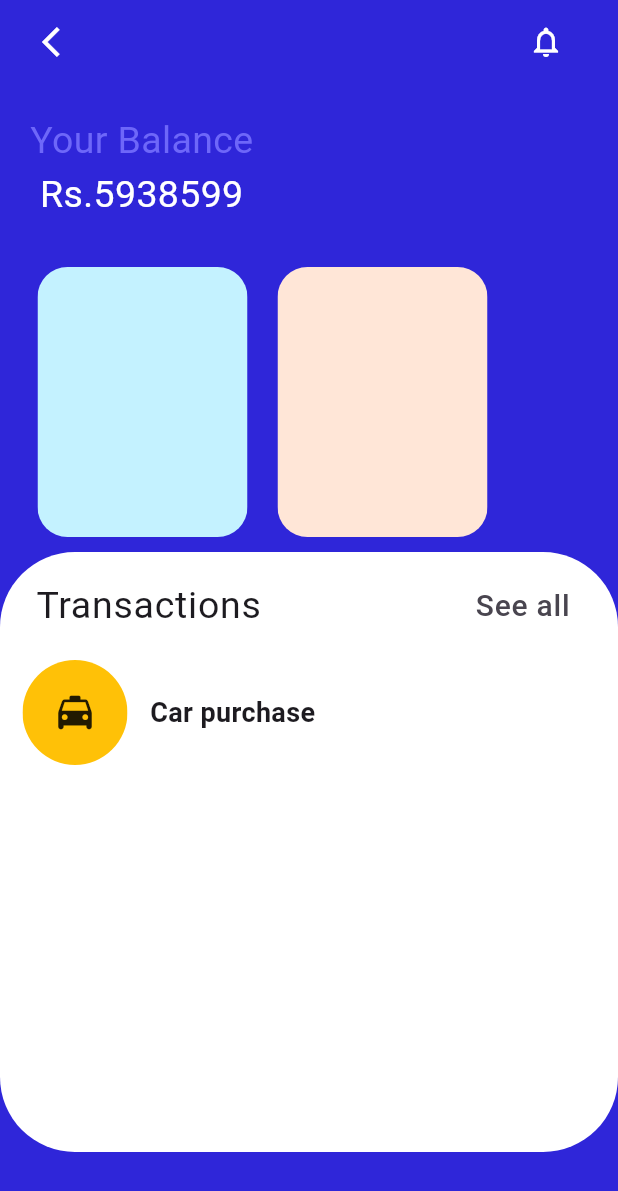
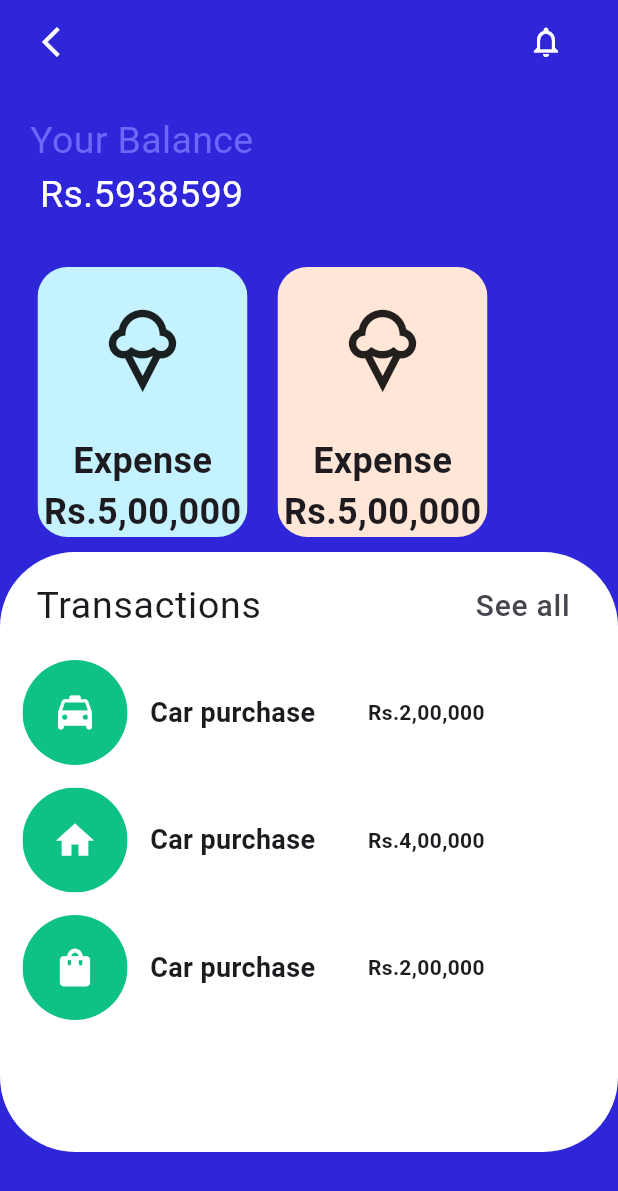
Before and after one commit to BipinL/bankUI, a Flutter app: the screen it shows after launch, on a phone screen of 412 x 824 dp. Shown: the top 1191 px of the screen. Run offline on Flutter 3.47's test engine with Material 2 defaults, Android fonts, the phone set to English and light mode, and no system bars; our stand-ins replace get.

Commit message:
project finished

```diff
--- a/lib/views/home.dart
+++ b/lib/views/home.dart
@@ -66,7 +66,26 @@ class HomeView extends StatelessWidget {
                             height: 180,
                             width: 140,
                             child: Column(
-                              children: [],
+                              children: const [
+                                Expanded(
+                                  child: Icon(
+                                    Icons.icecream_outlined,
+                                    size: 60,
+                                  ),
+                                ),
+                                Text(
+                                  "Expense",
+                                  style: TextStyle(
+                                      fontSize: 24,
+                                      fontWeight: FontWeight.bold),
+                                ),
+                                Text(
+                                  "Rs.5,00,000",
+                                  style: TextStyle(
+                                      fontSize: 24,
+                                      fontWeight: FontWeight.bold),
+                                )
+                              ],
                             ),
                             color: const Color(0xffc4f2ff),
                           ),
@@ -80,6 +99,28 @@ class HomeView extends StatelessWidget {
                             height: 180,
                             width: 140,
                             color: const Color(0xffffe6d7),
+                            child: Column(
+                              children: const [
+                                Expanded(
+                                  child: Icon(
+                                    Icons.icecream_outlined,
+                                    size: 60,
+                                  ),
+                                ),
+                                Text(
+                                  "Expense",
+                                  style: TextStyle(
+                                      fontSize: 24,
+                                      fontWeight: FontWeight.bold),
+                                ),
+                                Text(
+                                  "Rs.5,00,000",
+                                  style: TextStyle(
+                                      fontSize: 24,
+                                      fontWeight: FontWeight.bold),
+                                )
+                              ],
+                            ),
                           ),
                         ),
                       ),
@@ -95,7 +136,7 @@ class HomeView extends StatelessWidget {
                   color: const Color(0xffffffff),
                   child: Column(
                     children: [
-                      Padding(
+                      const Padding(
                         padding: EdgeInsets.all(8.0),
                         child: ListTile(
                           title: Text(
@@ -117,19 +158,97 @@ class HomeView extends StatelessWidget {
                               child: Container(
                                 height: 70,
                                 width: 70,
-                                color: Colors.amber,
-                                child: Icon(
+                                color: const Color(0xff0ec184),
+                                child: const Icon(
                                   Icons.local_taxi_rounded,
                                   size: 30,
+                                  color: Colors.white,
                                 ),
                               ),
                             ),
                           ),
-                          Text(
+                          const Text(
                             "Car purchase",
                             style: TextStyle(
                                 fontSize: 18, fontWeight: FontWeight.w600),
                           ),
+                          const Padding(
+                            padding: EdgeInsets.symmetric(horizontal: 35),
+                            child: Text(
+                              "Rs.2,00,000",
+                              style: TextStyle(fontWeight: FontWeight.bold),
+                            ),
+                          )
+                        ],
+                      ),
+                      const SizedBox(
+                        height: 15,
+                      ),
+                      Row(
+                        children: [
+                          Padding(
+                            padding: const EdgeInsets.symmetric(horizontal: 15),
+                            child: ClipRRect(
+                              borderRadius: BorderRadius.circular(40),
+                              child: Container(
+                                height: 70,
+                                width: 70,
+                                color: const Color(0xff0ec184),
+                                child: const Icon(
+                                  Icons.home,
+                                  size: 30,
+                                  color: Colors.white,
+                                ),
+                              ),
+                            ),
+                          ),
+                          const Text(
+                            "Car purchase",
+                            style: TextStyle(
+                                fontSize: 18, fontWeight: FontWeight.w600),
+                          ),
+                          const Padding(
+                            padding: EdgeInsets.symmetric(horizontal: 35),
+                            child: Text(
+                              "Rs.4,00,000",
+                              style: TextStyle(fontWeight: FontWeight.bold),
+                            ),
+                          )
+                        ],
+                      ),
+                      const SizedBox(
+                        height: 15,
+                      ),
+                      Row(
+                        children: [
+                          Padding(
+                            padding: const EdgeInsets.symmetric(horizontal: 15),
+                            child: ClipRRect(
+                              borderRadius: BorderRadius.circular(40),
+                              child: Container(
+                                height: 70,
+                                width: 70,
+                                color: const Color(0xff0ec184),
+                                child: const Icon(
+                                  Icons.shopping_bag,
+                                  size: 30,
+                                  color: Colors.white,
+                                ),
+                              ),
+                            ),
+                          ),
+                          const Text(
+                            "Car purchase",
+                            style: TextStyle(
+                                fontSize: 18, fontWeight: FontWeight.w600),
+                          ),
+                          const Padding(
+                            padding: EdgeInsets.symmetric(horizontal: 35),
+                            child: Text(
+                              "Rs.2,00,000",
+                              style: TextStyle(fontWeight: FontWeight.bold),
+                            ),
+                          )
                         ],
                       )
                     ],
```
